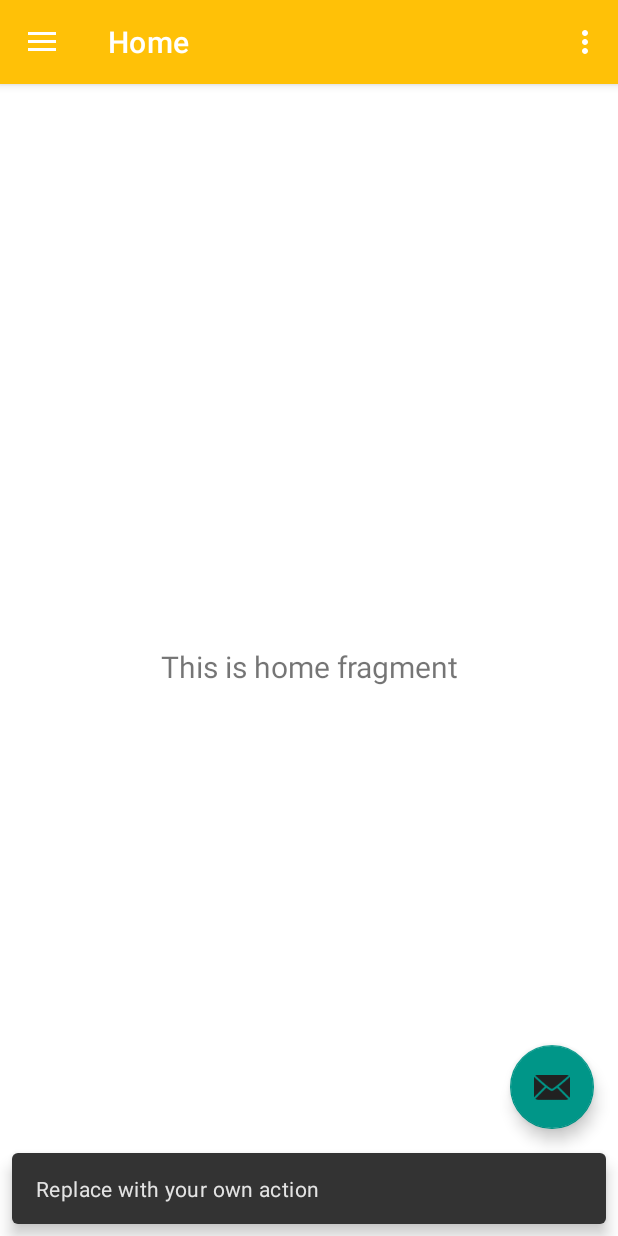
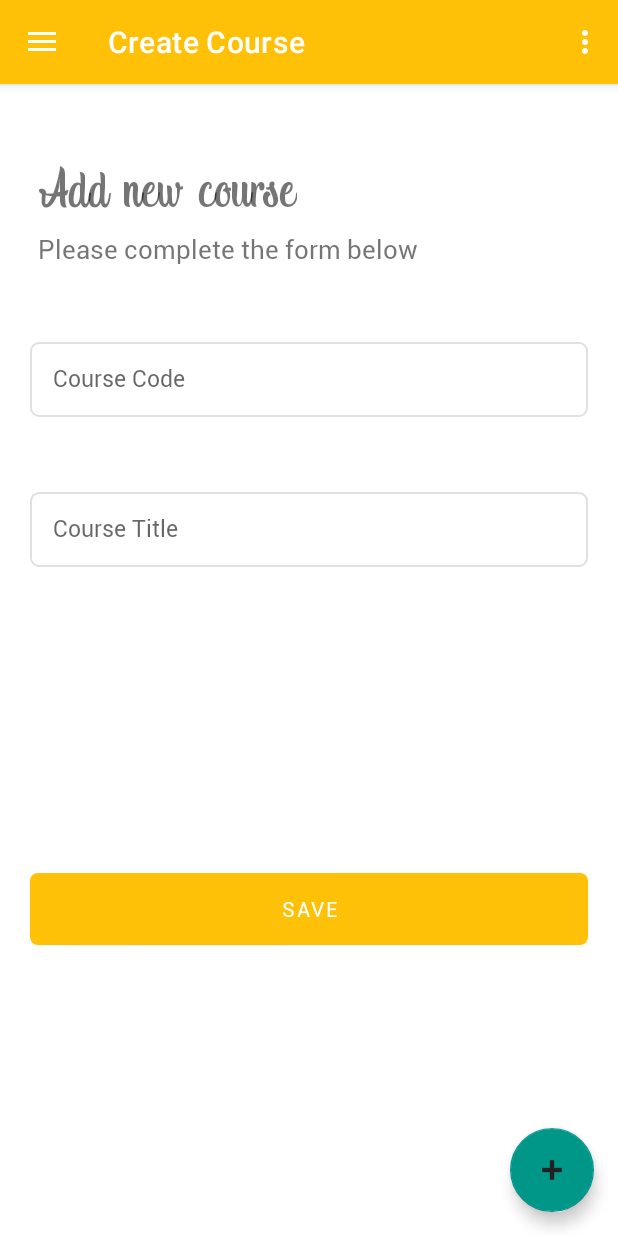
Before and after one commit to moalakiri/ModReg, an Android app: the screen it shows after launch once a user with an empty profile is signed in (MainActivity), after a tap on an icon or button, on a phone screen of 412 x 824 dp. Run offline under Robolectric (Android 15) with nearby library versions, the phone set to English and light mode, and no system bars; our stand-ins replace Firebase (no records; nobody signed in at launch, a user with empty details on screens opened directly), navigation-ui.

Commit message:
complete course registration

```diff
--- a/app/src/main/java/uk/ac/tees/aad/B1204900/MainActivity.java
+++ b/app/src/main/java/uk/ac/tees/aad/B1204900/MainActivity.java
@@ -42,20 +42,14 @@ public class MainActivity extends AppCompatActivity {
         setContentView(binding.getRoot());
 
         setSupportActionBar(binding.appBarMain.toolbar);
-        binding.appBarMain.fab.setOnClickListener(new View.OnClickListener() {
-            @Override
-            public void onClick(View view) {
-                Snackbar.make(view, "Replace with your own action", Snackbar.LENGTH_LONG)
-                        .setAction("Action", null).show();
-            }
-        });
+
         DrawerLayout drawer = binding.drawerLayout;
         NavigationView navigationView = binding.navView;
 
         // Passing each menu ID as a set of Ids because each
         // menu should be considered as top level destinations.
         mAppBarConfiguration = new AppBarConfiguration.Builder(
-                R.id.nav_home, R.id.nav_gallery, R.id.nav_slideshow)
+                R.id.nav_home, R.id.nav_gallery, R.id.nav_slideshow, R.id.nav_create_course)
                 .setOpenableLayout(drawer)
                 .build();
         NavController navController = Navigation.findNavController(this, R.id.nav_host_fragment_content_main);
@@ -68,7 +62,14 @@ public class MainActivity extends AppCompatActivity {
 
         writeMenuUserProfile();
 
-
+        binding.appBarMain.fab.setOnClickListener(new View.OnClickListener() {
+            @Override
+            public void onClick(View view) {
+                navController.navigate(R.id.nav_create_course);
+//                Snackbar.make(view, "Replace with your own action", Snackbar.LENGTH_LONG)
+//                        .setAction("Action", null).show();
+            }
+        });
     }
 
     @Override
--- /dev/null
+++ b/app/src/main/java/uk/ac/tees/aad/B1204900/fragments/CreateCourseFragment.java
@@ -0,0 +1,125 @@
+package uk.ac.tees.aad.B1204900.fragments;
+
+import android.app.ProgressDialog;
+import android.content.Context;
+import android.content.Intent;
+import android.content.SharedPreferences;
+import android.os.Bundle;
+
+import androidx.annotation.NonNull;
+import androidx.fragment.app.Fragment;
+import androidx.navigation.NavController;
+import androidx.navigation.Navigation;
+
+import android.text.TextUtils;
+import android.util.Patterns;
+import android.view.LayoutInflater;
+import android.view.View;
+import android.view.ViewGroup;
+import android.widget.Toast;
+
+import com.google.firebase.auth.FirebaseAuth;
+import com.google.firebase.database.DataSnapshot;
+import com.google.firebase.database.DatabaseError;
+import com.google.firebase.database.DatabaseReference;
+import com.google.firebase.database.FirebaseDatabase;
+import com.google.firebase.database.ValueEventListener;
+
+import java.util.Random;
+import java.util.UUID;
+
+import uk.ac.tees.aad.B1204900.MainActivity;
+import uk.ac.tees.aad.B1204900.R;
+import uk.ac.tees.aad.B1204900.databinding.FragmentCreateCourseBinding;
+import uk.ac.tees.aad.B1204900.databinding.FragmentLoginBinding;
+import uk.ac.tees.aad.B1204900.models.Course;
+import uk.ac.tees.aad.B1204900.models.User;
+import uk.ac.tees.aad.B1204900.types.Constants;
+import uk.ac.tees.aad.B1204900.utilities.ActivityUtil;
+
+public class CreateCourseFragment extends Fragment {
+    FragmentCreateCourseBinding binding;
+    FirebaseAuth firebaseAuth;
+    DatabaseReference databaseReference;
+    View view;
+    Context _context;
+    User user;
+
+    public CreateCourseFragment() {
+
+    }
+
+    @Override
+    public void onCreate(Bundle savedInstanceState) {
+        super.onCreate(savedInstanceState);
+        _context = getContext();
+        databaseReference = FirebaseDatabase.getInstance().getReference();
+
+        //initialize firebase
+        firebaseAuth = FirebaseAuth.getInstance();
+        //initialize view binding
+        binding = FragmentCreateCourseBinding.inflate(getLayoutInflater());
+
+        //set register button onclick event
+        binding.btnSaveCourse.setOnClickListener(view -> saveCourse());
+    }
+
+    @Override
+    public View onCreateView(LayoutInflater inflater, ViewGroup container,
+                             Bundle savedInstanceState) {
+        // Inflate the layout for this fragment
+        view = binding.getRoot();
+        return view;
+    }
+
+    void saveCourse(){
+        if (validatedData()){
+            Course course = new Course();
+
+            SharedPreferences sharedPreference = _context
+                    .getSharedPreferences(Constants.Tag, Context.MODE_PRIVATE);
+
+            NavController navController = Navigation.findNavController(getActivity(),
+                    R.id.nav_host_fragment_content_main);
+
+            course.setTitle(binding.etTitle.getText().toString().trim());
+            course.setCode(binding.etCode.getText().toString().trim());
+            course.setTutorName(sharedPreference.getString(Constants.userFullName, ""));
+            course.setDepartment(sharedPreference.getString(Constants.UserDepartmentTag,""));
+            course.setId(UUID.randomUUID().toString());
+
+            databaseReference.addValueEventListener(new ValueEventListener() {
+                @Override
+                public void onDataChange(@NonNull DataSnapshot snapshot) {
+                    databaseReference.child("courses").child(course.getId())
+                            .setValue(course);
+                    Toast.makeText(_context, "Successfully registered a new course",
+                            Toast.LENGTH_SHORT).show();
+
+                    navController.navigate(R.id.nav_home);
+                }
+
+                @Override
+                public void onCancelled(@NonNull DatabaseError error) {
+                    Toast.makeText(_context, "Error : "+error.getMessage(), Toast.LENGTH_SHORT).show();
+                }
+            });
+        }
+    }
+
+    private boolean validatedData() {
+
+        //validate
+        if (TextUtils.isEmpty(binding.etCode.getText().toString())){
+            binding.etCode.setError("Course code is required");
+            return false;
+        }
+
+        if (TextUtils.isEmpty(binding.etTitle.getText().toString())){
+            binding.etTitle.setError("Course title is required");
+            return false;
+        }
+
+        return true;
+    }
+}
--- a/app/src/main/java/uk/ac/tees/aad/B1204900/types/Constants.java
+++ b/app/src/main/java/uk/ac/tees/aad/B1204900/types/Constants.java
@@ -7,5 +7,6 @@ public class Constants {
     public static final String userEmail = "Email";
     public static final String Tag = "ModReg";
     public static final String UserRoleTag = "UserRole";
+    public static final String UserDepartmentTag = "Department";
 
 }
--- a/app/src/main/java/uk/ac/tees/aad/B1204900/utilities/ActivityUtil.java
+++ b/app/src/main/java/uk/ac/tees/aad/B1204900/utilities/ActivityUtil.java
@@ -56,6 +56,7 @@ public class ActivityUtil {
                 sharedPreference.edit()
                         .putString(Constants.UserRoleTag, user.getRole())
                         .putString(Constants.userEmail, user.getEmail())
+                        .putString(Constants.UserDepartmentTag, user.getDepartment())
                         .putString(Constants.userFullName, user.getFirstName() + " " + user.getLastName())
                         .apply();
             }
--- a/app/src/main/res/layout/app_bar_main.xml
+++ b/app/src/main/res/layout/app_bar_main.xml
@@ -29,6 +29,6 @@
         android:layout_gravity="bottom|end"
         android:layout_marginEnd="@dimen/fab_margin"
         android:layout_marginBottom="16dp"
-        app:srcCompat="@android:drawable/ic_dialog_email" />
+        app:srcCompat="@android:drawable/ic_input_add" />
 
 </androidx.coordinatorlayout.widget.CoordinatorLayout>
--- /dev/null
+++ b/app/src/main/res/layout/fragment_create_course.xml
@@ -0,0 +1,80 @@
+<?xml version="1.0" encoding="utf-8"?>
+<LinearLayout xmlns:android="http://schemas.android.com/apk/res/android"
+    xmlns:tools="http://schemas.android.com/tools"
+    android:layout_width="match_parent"
+    android:layout_height="match_parent"
+    xmlns:app="http://schemas.android.com/apk/res-auto"
+    android:orientation="vertical"
+    tools:context="uk.ac.tees.aad.B1204900.fragments.CreateCourseFragment">
+
+    <TextView
+        android:layout_width="wrap_content"
+        android:layout_height="wrap_content"
+        android:text="Add new course"
+        android:textAlignment="center"
+        android:textSize="40sp"
+        android:layout_marginStart="25dp"
+        android:layout_marginBottom="5dp"
+        android:fontFamily="@font/indigo_daisy"
+        android:layout_marginTop="50dp"/>
+
+    <TextView
+        android:id="@+id/tv_subtitle"
+        android:layout_width="wrap_content"
+        android:layout_height="wrap_content"
+        android:text="Please complete the form below"
+        android:textSize="17sp"
+        android:fontFamily="@font/roboto_regular"
+        android:layout_marginStart="25dp"
+        android:layout_marginBottom="50dp"/>
+
+    <EditText
+        android:id="@+id/et_code"
+        android:layout_width="match_parent"
+        android:layout_height="50dp"
+        android:hint="Course Code"
+        android:layout_marginLeft="20dp"
+        android:layout_marginRight="20dp"
+        android:layout_marginBottom="50dp"
+        android:padding="15dp"
+        android:inputType="textPersonName"
+        android:fontFamily="@font/roboto_regular"
+        android:background="@drawable/et_custom"
+        android:textSize="15sp" />
+
+    <EditText
+        android:id="@+id/et_title"
+        android:layout_width="match_parent"
+        android:layout_height="50dp"
+        android:hint="Course Title"
+        android:layout_marginLeft="20dp"
+        android:layout_marginRight="20dp"
+        android:layout_marginBottom="10dp"
+        android:padding="15dp"
+        android:inputType="textPersonName"
+        android:fontFamily="@font/roboto_regular"
+        android:background="@drawable/et_custom"
+        android:textSize="15sp" />
+
+
+    <RelativeLayout
+        android:layout_width="match_parent"
+        android:layout_height="wrap_content"
+        android:layout_weight="1">
+
+        <Button
+            android:id="@+id/btn_save_course"
+            android:layout_width="match_parent"
+            android:layout_height="wrap_content"
+            android:background="@drawable/btn_custom"
+            android:fontFamily="@font/roboto_regular"
+            android:layout_marginLeft="20dp"
+            android:layout_marginRight="20dp"
+            android:layout_marginBottom="0dp"
+            android:layout_centerInParent="true"
+            android:textColor="@android:color/white"
+            android:text="Save"/>
+
+    </RelativeLayout>
+
+</LinearLayout>
--- a/app/src/main/res/navigation/mobile_navigation.xml
+++ b/app/src/main/res/navigation/mobile_navigation.xml
@@ -22,4 +22,10 @@
         android:name="uk.ac.tees.aad.B1204900.ui.slideshow.SlideshowFragment"
         android:label="@string/menu_slideshow"
         tools:layout="@layout/fragment_slideshow" />
+
+    <fragment
+        android:id="@+id/nav_create_course"
+        android:name="uk.ac.tees.aad.B1204900.fragments.CreateCourseFragment"
+        android:label="Create Course"
+        tools:layout="@layout/fragment_create_course" />
 </navigation>
--- a/app/src/main/res/navigation/nav_graph.xml
+++ b/app/src/main/res/navigation/nav_graph.xml
@@ -25,4 +25,10 @@
             android:id="@+id/action_SecondFragment_to_FirstFragment"
             app:destination="@id/FirstFragment" />
     </fragment>
+    <fragment
+        android:id="@+id/CreateCourseFragment"
+        android:name="uk.ac.tees.aad.B1204900.fragments.CreateCourseFragment"
+        android:label="Create Course"
+        tools:layout="@layout/fragment_create_course">
+    </fragment>
 </navigation>
--- a/app/src/main/res/values/strings.xml
+++ b/app/src/main/res/values/strings.xml
@@ -34,4 +34,6 @@
     <string name="your_last_name">Your last name</string>
     <string name="tag">Smarter way to enrol </string>
     <string name="sign_out">Sign Out</string>
+    <!-- TODO: Remove or change this placeholder text -->
+    <string name="hello_blank_fragment">Hello blank fragment</string>
 </resources>
```
Also changed, not shown: app/src/main/java/uk/ac/tees/aad/B1204900/models/Course.java (added, +45 -0 lines).
